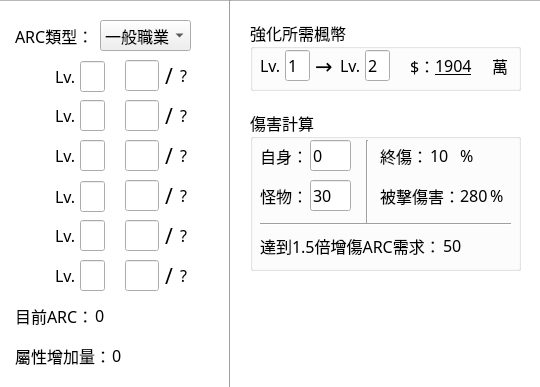
WhatTheBlock/MapleStory-ARC-Calculator, file mainui.ui: the form before one commit.
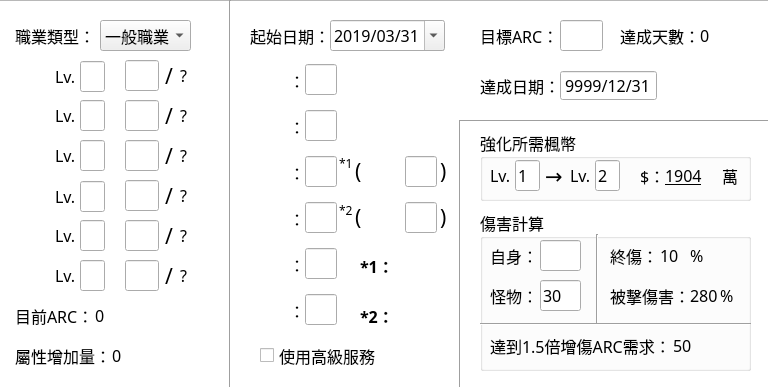
The form after the commit. Icons and pictures are not drawn.

The edit to the form file:
```diff
--- a/mainui.ui
+++ b/mainui.ui
@@ -6,10 +6,22 @@
    <rect>
     <x>0</x>
     <y>0</y>
-    <width>540</width>
+    <width>768</width>
     <height>387</height>
    </rect>
   </property>
+  <property name="minimumSize">
+   <size>
+    <width>768</width>
+    <height>387</height>
+   </size>
+  </property>
+  <property name="maximumSize">
+   <size>
+    <width>768</width>
+    <height>387</height>
+   </size>
+  </property>
   <property name="font">
    <font>
     <family>微軟正黑體</family>
@@ -17,7 +29,7 @@
    </font>
   </property>
   <property name="windowTitle">
-   <string>新楓之谷ARC計算機 v0.4    by 曉亦夏風</string>
+   <string>新楓之谷ARC計算機  v1.0</string>
   </property>
   <property name="windowIcon">
    <iconset resource="images.qrc">
@@ -38,6 +50,9 @@
      <height>31</height>
     </rect>
    </property>
+   <property name="toolTip">
+    <string>消逝的旅途</string>
+   </property>
    <property name="text">
     <string/>
    </property>
@@ -50,7 +65,7 @@
     <rect>
      <x>-10</x>
      <y>0</y>
-     <width>551</width>
+     <width>781</width>
      <height>391</height>
     </rect>
    </property>
@@ -76,6 +91,9 @@
      <height>31</height>
     </rect>
    </property>
+   <property name="toolTip">
+    <string>啾啾島</string>
+   </property>
    <property name="text">
     <string/>
    </property>
@@ -92,6 +110,9 @@
      <height>31</height>
     </rect>
    </property>
+   <property name="toolTip">
+    <string>拉契爾恩</string>
+   </property>
    <property name="text">
     <string/>
    </property>
@@ -108,6 +129,9 @@
      <height>31</height>
     </rect>
    </property>
+   <property name="toolTip">
+    <string>艾斯佩拉</string>
+   </property>
    <property name="text">
     <string/>
    </property>
@@ -124,6 +148,9 @@
      <height>31</height>
     </rect>
    </property>
+   <property name="toolTip">
+    <string>魔菈斯</string>
+   </property>
    <property name="text">
     <string/>
    </property>
@@ -140,6 +167,9 @@
      <height>31</height>
     </rect>
    </property>
+   <property name="toolTip">
+    <string>阿爾卡娜</string>
+   </property>
    <property name="text">
     <string/>
    </property>
@@ -355,7 +385,7 @@
     </rect>
    </property>
    <property name="text">
-    <string>ARC類型：</string>
+    <string>職業類型：</string>
    </property>
   </widget>
   <widget class="QComboBox" name="ArcMode">
@@ -772,8 +802,8 @@
   <widget class="QGroupBox" name="groupBox">
    <property name="geometry">
     <rect>
-     <x>250</x>
-     <y>20</y>
+     <x>480</x>
+     <y>130</y>
      <width>271</width>
      <height>71</height>
     </rect>
@@ -923,8 +953,8 @@
   <widget class="QGroupBox" name="groupBox_2">
    <property name="geometry">
     <rect>
-     <x>250</x>
-     <y>110</y>
+     <x>480</x>
+     <y>210</y>
      <width>271</width>
      <height>161</height>
     </rect>
@@ -964,7 +994,7 @@
      <set>Qt::ImhNone</set>
     </property>
     <property name="text">
-     <string>0</string>
+     <string/>
     </property>
     <property name="maxLength">
      <number>4</number>
@@ -1100,9 +1130,9 @@
     <property name="geometry">
      <rect>
       <x>107</x>
-      <y>30</y>
+      <y>24</y>
       <width>20</width>
-      <height>83</height>
+      <height>89</height>
      </rect>
     </property>
     <property name="orientation">
@@ -1125,9 +1155,9 @@
    <widget class="Line" name="line_3">
     <property name="geometry">
      <rect>
-      <x>10</x>
+      <x>0</x>
       <y>99</y>
-      <width>251</width>
+      <width>271</width>
       <height>31</height>
      </rect>
     </property>
@@ -1154,6 +1184,919 @@
     </property>
    </widget>
   </widget>
+  <widget class="Line" name="line_4">
+   <property name="geometry">
+    <rect>
+     <x>450</x>
+     <y>120</y>
+     <width>20</width>
+     <height>271</height>
+    </rect>
+   </property>
+   <property name="orientation">
+    <enum>Qt::Vertical</enum>
+   </property>
+  </widget>
+  <widget class="Line" name="line_5">
+   <property name="geometry">
+    <rect>
+     <x>460</x>
+     <y>113</y>
+     <width>311</width>
+     <height>16</height>
+    </rect>
+   </property>
+   <property name="orientation">
+    <enum>Qt::Horizontal</enum>
+   </property>
+  </widget>
+  <widget class="QDateEdit" name="startDate">
+   <property name="geometry">
+    <rect>
+     <x>330</x>
+     <y>20</y>
+     <width>115</width>
+     <height>31</height>
+    </rect>
+   </property>
+   <property name="buttonSymbols">
+    <enum>QAbstractSpinBox::UpDownArrows</enum>
+   </property>
+   <property name="dateTime">
+    <datetime>
+     <hour>0</hour>
+     <minute>0</minute>
+     <second>0</second>
+     <year>2019</year>
+     <month>3</month>
+     <day>31</day>
+    </datetime>
+   </property>
+   <property name="maximumDateTime">
+    <datetime>
+     <hour>23</hour>
+     <minute>59</minute>
+     <second>59</second>
+     <year>2099</year>
+     <month>12</month>
+     <day>31</day>
+    </datetime>
+   </property>
+   <property name="maximumDate">
+    <date>
+     <year>2099</year>
+     <month>12</month>
+     <day>31</day>
+    </date>
+   </property>
+   <property name="minimumDate">
+    <date>
+     <year>2019</year>
+     <month>3</month>
+     <day>1</day>
+    </date>
+   </property>
+   <property name="minimumTime">
+    <time>
+     <hour>0</hour>
+     <minute>0</minute>
+     <second>0</second>
+    </time>
+   </property>
+   <property name="displayFormat">
+    <string>yyyy/MM/dd</string>
+   </property>
+   <property name="calendarPopup">
+    <bool>true</bool>
+   </property>
+   <property name="date">
+    <date>
+     <year>2019</year>
+     <month>3</month>
+     <day>31</day>
+    </date>
+   </property>
+  </widget>
+  <widget class="QLabel" name="label_28">
+   <property name="geometry">
+    <rect>
+     <x>250</x>
+     <y>20</y>
+     <width>81</width>
+     <height>31</height>
+    </rect>
+   </property>
+   <property name="text">
+    <string>起始日期：</string>
+   </property>
+  </widget>
+  <widget class="QLabel" name="img200">
+   <property name="geometry">
+    <rect>
+     <x>250</x>
+     <y>60</y>
+     <width>41</width>
+     <height>41</height>
+    </rect>
+   </property>
+   <property name="toolTip">
+    <string>消逝的旅途</string>
+   </property>
+   <property name="text">
+    <string/>
+   </property>
+   <property name="pixmap">
+    <pixmap resource="images.qrc">:/images/200.png</pixmap>
+   </property>
+  </widget>
+  <widget class="QLineEdit" name="d200">
+   <property name="geometry">
+    <rect>
+     <x>305</x>
+     <y>64</y>
+     <width>32</width>
+     <height>31</height>
+    </rect>
+   </property>
+   <property name="acceptDrops">
+    <bool>false</bool>
+   </property>
+   <property name="toolTip">
+    <string>0~8</string>
+   </property>
+   <property name="inputMethodHints">
+    <set>Qt::ImhNone</set>
+   </property>
+   <property name="text">
+    <string/>
+   </property>
+   <property name="maxLength">
+    <number>3</number>
+   </property>
+  </widget>
+  <widget class="QLabel" name="label_29">
+   <property name="geometry">
+    <rect>
+     <x>289</x>
+     <y>60</y>
+     <width>21</width>
+     <height>41</height>
+    </rect>
+   </property>
+   <property name="text">
+    <string>：</string>
+   </property>
+  </widget>
+  <widget class="QLineEdit" name="d210">
+   <property name="geometry">
+    <rect>
+     <x>305</x>
+     <y>110</y>
+     <width>32</width>
+     <height>31</height>
+    </rect>
+   </property>
+   <property name="acceptDrops">
+    <bool>false</bool>
+   </property>
+   <property name="toolTip">
+    <string>0~15</string>
+   </property>
+   <property name="inputMethodHints">
+    <set>Qt::ImhNone</set>
+   </property>
+   <property name="text">
+    <string/>
+   </property>
+   <property name="maxLength">
+    <number>3</number>
+   </property>
+  </widget>
+  <widget class="QLabel" name="label_30">
+   <property name="geometry">
+    <rect>
+     <x>289</x>
+     <y>106</y>
+     <width>21</width>
+     <height>41</height>
+    </rect>
+   </property>
+   <property name="text">
+    <string>：</string>
+   </property>
+  </widget>
+  <widget class="QLabel" name="img210">
+   <property name="geometry">
+    <rect>
+     <x>250</x>
+     <y>106</y>
+     <width>41</width>
+     <height>41</height>
+    </rect>
+   </property>
+   <property name="toolTip">
+    <string>啾啾島</string>
+   </property>
+   <property name="text">
+    <string/>
+   </property>
+   <property name="pixmap">
+    <pixmap resource="images.qrc">:/images/210.png</pixmap>
+   </property>
+  </widget>
+  <widget class="QLineEdit" name="d220">
+   <property name="geometry">
+    <rect>
+     <x>305</x>
+     <y>156</y>
+     <width>32</width>
+     <height>31</height>
+    </rect>
+   </property>
+   <property name="acceptDrops">
+    <bool>false</bool>
+   </property>
+   <property name="toolTip">
+    <string>0~500</string>
+   </property>
+   <property name="inputMethodHints">
+    <set>Qt::ImhNone</set>
+   </property>
+   <property name="text">
+    <string/>
+   </property>
+   <property name="maxLength">
+    <number>3</number>
+   </property>
+  </widget>
+  <widget class="QLabel" name="img220">
+   <property name="geometry">
+    <rect>
+     <x>250</x>
+     <y>152</y>
+     <width>41</width>
+     <height>41</height>
+    </rect>
+   </property>
+   <property name="toolTip">
+    <string>拉契爾恩</string>
+   </property>
+   <property name="text">
+    <string/>
+   </property>
+   <property name="pixmap">
+    <pixmap resource="images.qrc">:/images/220.png</pixmap>
+   </property>
+  </widget>
+  <widget class="QLabel" name="label_31">
+   <property name="geometry">
+    <rect>
+     <x>289</x>
+     <y>152</y>
+     <width>21</width>
+     <height>41</height>
+    </rect>
+   </property>
+   <property name="text">
+    <string>：</string>
+   </property>
+  </widget>
+  <widget class="QLineEdit" name="d225">
+   <property name="geometry">
+    <rect>
+     <x>305</x>
+     <y>202</y>
+     <width>32</width>
+     <height>31</height>
+    </rect>
+   </property>
+   <property name="acceptDrops">
+    <bool>false</bool>
+   </property>
+   <property name="toolTip">
+    <string>0~30</string>
+   </property>
+   <property name="inputMethodHints">
+    <set>Qt::ImhNone</set>
+   </property>
+   <property name="text">
+    <string/>
+   </property>
+   <property name="maxLength">
+    <number>3</number>
+   </property>
+  </widget>
+  <widget class="QLabel" name="img225">
+   <property name="geometry">
+    <rect>
+     <x>250</x>
+     <y>198</y>
+     <width>41</width>
+     <height>41</height>
+    </rect>
+   </property>
+   <property name="toolTip">
+    <string>阿爾卡娜</string>
+   </property>
+   <property name="text">
+    <string/>
+   </property>
+   <property name="pixmap">
+    <pixmap resource="images.qrc">:/images/225.png</pixmap>
+   </property>
+  </widget>
+  <widget class="QLabel" name="label_32">
+   <property name="geometry">
+    <rect>
+     <x>289</x>
+     <y>198</y>
+     <width>21</width>
+     <height>41</height>
+    </rect>
+   </property>
+   <property name="text">
+    <string>：</string>
+   </property>
+  </widget>
+  <widget class="QLineEdit" name="d230">
+   <property name="geometry">
+    <rect>
+     <x>305</x>
+     <y>248</y>
+     <width>32</width>
+     <height>31</height>
+    </rect>
+   </property>
+   <property name="acceptDrops">
+    <bool>false</bool>
+   </property>
+   <property name="toolTip">
+    <string>0~8</string>
+   </property>
+   <property name="inputMethodHints">
+    <set>Qt::ImhNone</set>
+   </property>
+   <property name="text">
+    <string/>
+   </property>
+   <property name="maxLength">
+    <number>3</number>
+   </property>
+  </widget>
+  <widget class="QLabel" name="label_33">
+   <property name="geometry">
+    <rect>
+     <x>289</x>
+     <y>244</y>
+     <width>21</width>
+     <height>41</height>
+    </rect>
+   </property>
+   <property name="text">
+    <string>：</string>
+   </property>
+  </widget>
+  <widget class="QLabel" name="img230">
+   <property name="geometry">
+    <rect>
+     <x>250</x>
+     <y>244</y>
+     <width>41</width>
+     <height>41</height>
+    </rect>
+   </property>
+   <property name="toolTip">
+    <string>魔菈斯</string>
+   </property>
+   <property name="text">
+    <string/>
+   </property>
+   <property name="pixmap">
+    <pixmap resource="images.qrc">:/images/230.png</pixmap>
+   </property>
+  </widget>
+  <widget class="QLineEdit" name="d235">
+   <property name="geometry">
+    <rect>
+     <x>305</x>
+     <y>294</y>
+     <width>32</width>
+     <height>31</height>
+    </rect>
+   </property>
+   <property name="acceptDrops">
+    <bool>false</bool>
+   </property>
+   <property name="toolTip">
+    <string>0~8</string>
+   </property>
+   <property name="inputMethodHints">
+    <set>Qt::ImhNone</set>
+   </property>
+   <property name="text">
+    <string/>
+   </property>
+   <property name="maxLength">
+    <number>3</number>
+   </property>
+  </widget>
+  <widget class="QLabel" name="label_34">
+   <property name="geometry">
+    <rect>
+     <x>289</x>
+     <y>290</y>
+     <width>21</width>
+     <height>41</height>
+    </rect>
+   </property>
+   <property name="text">
+    <string>：</string>
+   </property>
+  </widget>
+  <widget class="QLabel" name="img235">
+   <property name="geometry">
+    <rect>
+     <x>250</x>
+     <y>290</y>
+     <width>41</width>
+     <height>41</height>
+    </rect>
+   </property>
+   <property name="toolTip">
+    <string>艾斯佩拉</string>
+   </property>
+   <property name="text">
+    <string/>
+   </property>
+   <property name="pixmap">
+    <pixmap resource="images.qrc">:/images/235.png</pixmap>
+   </property>
+  </widget>
+  <widget class="QLabel" name="label_35">
+   <property name="geometry">
+    <rect>
+     <x>339</x>
+     <y>143</y>
+     <width>21</width>
+     <height>41</height>
+    </rect>
+   </property>
+   <property name="font">
+    <font>
+     <pointsize>9</pointsize>
+    </font>
+   </property>
+   <property name="text">
+    <string>*1</string>
+   </property>
+  </widget>
+  <widget class="QLabel" name="label_36">
+   <property name="geometry">
+    <rect>
+     <x>339</x>
+     <y>190</y>
+     <width>21</width>
+     <height>41</height>
+    </rect>
+   </property>
+   <property name="font">
+    <font>
+     <pointsize>9</pointsize>
+    </font>
+   </property>
+   <property name="text">
+    <string>*2</string>
+   </property>
+  </widget>
+  <widget class="QLabel" name="label_37">
+   <property name="geometry">
+    <rect>
+     <x>360</x>
+     <y>250</y>
+     <width>31</width>
+     <height>31</height>
+    </rect>
+   </property>
+   <property name="font">
+    <font>
+     <weight>75</weight>
+     <bold>true</bold>
+    </font>
+   </property>
+   <property name="text">
+    <string>*1：</string>
+   </property>
+  </widget>
+  <widget class="QLabel" name="coinimg1">
+   <property name="geometry">
+    <rect>
+     <x>390</x>
+     <y>250</y>
+     <width>31</width>
+     <height>31</height>
+    </rect>
+   </property>
+   <property name="toolTip">
+    <string>每30個硬幣可兌換1個拉契爾恩ARC</string>
+   </property>
+   <property name="text">
+    <string/>
+   </property>
+   <property name="pixmap">
+    <pixmap resource="images.qrc">:/images/Coin1.png</pixmap>
+   </property>
+  </widget>
+  <widget class="QLabel" name="label_38">
+   <property name="geometry">
+    <rect>
+     <x>360</x>
+     <y>300</y>
+     <width>31</width>
+     <height>31</height>
+    </rect>
+   </property>
+   <property name="font">
+    <font>
+     <weight>75</weight>
+     <bold>true</bold>
+    </font>
+   </property>
+   <property name="text">
+    <string>*2：</string>
+   </property>
+  </widget>
+  <widget class="QLabel" name="coinimg2">
+   <property name="geometry">
+    <rect>
+     <x>390</x>
+     <y>300</y>
+     <width>31</width>
+     <height>31</height>
+    </rect>
+   </property>
+   <property name="toolTip">
+    <string>每3個硬幣可兌換1個阿爾卡娜ARC</string>
+   </property>
+   <property name="text">
+    <string/>
+   </property>
+   <property name="pixmap">
+    <pixmap resource="images.qrc">:/images/Coin2.png</pixmap>
+   </property>
+  </widget>
+  <widget class="QLabel" name="label_39">
+   <property name="geometry">
+    <rect>
+     <x>355</x>
+     <y>150</y>
+     <width>16</width>
+     <height>41</height>
+    </rect>
+   </property>
+   <property name="font">
+    <font>
+     <pointsize>16</pointsize>
+    </font>
+   </property>
+   <property name="text">
+    <string>(</string>
+   </property>
+  </widget>
+  <widget class="QLabel" name="vipimg1">
+   <property name="geometry">
+    <rect>
+     <x>365</x>
+     <y>156</y>
+     <width>33</width>
+     <height>31</height>
+    </rect>
+   </property>
+   <property name="toolTip">
+    <string>高級服務</string>
+   </property>
+   <property name="text">
+    <string/>
+   </property>
+   <property name="pixmap">
+    <pixmap resource="images.qrc">:/images/Vip.png</pixmap>
+   </property>
+  </widget>
+  <widget class="QLineEdit" name="d220_vip">
+   <property name="geometry">
+    <rect>
+     <x>405</x>
+     <y>156</y>
+     <width>32</width>
+     <height>31</height>
+    </rect>
+   </property>
+   <property name="acceptDrops">
+    <bool>false</bool>
+   </property>
+   <property name="toolTip">
+    <string>0~500</string>
+   </property>
+   <property name="inputMethodHints">
+    <set>Qt::ImhNone</set>
+   </property>
+   <property name="text">
+    <string/>
+   </property>
+   <property name="maxLength">
+    <number>3</number>
+   </property>
+  </widget>
+  <widget class="QLabel" name="label_40">
+   <property name="geometry">
+    <rect>
+     <x>440</x>
+     <y>150</y>
+     <width>16</width>
+     <height>41</height>
+    </rect>
+   </property>
+   <property name="font">
+    <font>
+     <pointsize>16</pointsize>
+    </font>
+   </property>
+   <property name="text">
+    <string>)</string>
+   </property>
+  </widget>
+  <widget class="QLabel" name="label_41">
+   <property name="geometry">
+    <rect>
+     <x>440</x>
+     <y>196</y>
+     <width>16</width>
+     <height>41</height>
+    </rect>
+   </property>
+   <property name="font">
+    <font>
+     <pointsize>16</pointsize>
+    </font>
+   </property>
+   <property name="text">
+    <string>)</string>
+   </property>
+  </widget>
+  <widget class="QLabel" name="vipimg1_2">
+   <property name="geometry">
+    <rect>
+     <x>365</x>
+     <y>200</y>
+     <width>33</width>
+     <height>31</height>
+    </rect>
+   </property>
+   <property name="toolTip">
+    <string>高級服務</string>
+   </property>
+   <property name="text">
+    <string/>
+   </property>
+   <property name="pixmap">
+    <pixmap resource="images.qrc">:/images/Vip.png</pixmap>
+   </property>
+  </widget>
+  <widget class="QLineEdit" name="d225_vip">
+   <property name="geometry">
+    <rect>
+     <x>405</x>
+     <y>202</y>
+     <width>32</width>
+     <height>31</height>
+    </rect>
+   </property>
+   <property name="acceptDrops">
+    <bool>false</bool>
+   </property>
+   <property name="toolTip">
+    <string>0~40</string>
+   </property>
+   <property name="inputMethodHints">
+    <set>Qt::ImhNone</set>
+   </property>
+   <property name="text">
+    <string/>
+   </property>
+   <property name="maxLength">
+    <number>3</number>
+   </property>
+  </widget>
+  <widget class="QLabel" name="label_42">
+   <property name="geometry">
+    <rect>
+     <x>355</x>
+     <y>196</y>
+     <width>16</width>
+     <height>41</height>
+    </rect>
+   </property>
+   <property name="font">
+    <font>
+     <pointsize>16</pointsize>
+    </font>
+   </property>
+   <property name="text">
+    <string>(</string>
+   </property>
+  </widget>
+  <widget class="QLabel" name="label_43">
+   <property name="geometry">
+    <rect>
+     <x>480</x>
+     <y>20</y>
+     <width>81</width>
+     <height>31</height>
+    </rect>
+   </property>
+   <property name="text">
+    <string>目標ARC：</string>
+   </property>
+  </widget>
+  <widget class="QLineEdit" name="targetArc">
+   <property name="geometry">
+    <rect>
+     <x>560</x>
+     <y>20</y>
+     <width>43</width>
+     <height>31</height>
+    </rect>
+   </property>
+   <property name="acceptDrops">
+    <bool>false</bool>
+   </property>
+   <property name="toolTip">
+    <string>0~1320</string>
+   </property>
+   <property name="inputMethodHints">
+    <set>Qt::ImhNone</set>
+   </property>
+   <property name="text">
+    <string/>
+   </property>
+   <property name="maxLength">
+    <number>4</number>
+   </property>
+  </widget>
+  <widget class="QLabel" name="label_44">
+   <property name="geometry">
+    <rect>
+     <x>620</x>
+     <y>20</y>
+     <width>81</width>
+     <height>31</height>
+    </rect>
+   </property>
+   <property name="text">
+    <string>達成天數：</string>
+   </property>
+  </widget>
+  <widget class="QLabel" name="label_45">
+   <property name="geometry">
+    <rect>
+     <x>480</x>
+     <y>70</y>
+     <width>81</width>
+     <height>31</height>
+    </rect>
+   </property>
+   <property name="text">
+    <string>達成日期：</string>
+   </property>
+  </widget>
+  <widget class="QDateEdit" name="targetDate">
+   <property name="geometry">
+    <rect>
+     <x>560</x>
+     <y>70</y>
+     <width>97</width>
+     <height>31</height>
+    </rect>
+   </property>
+   <property name="wrapping">
+    <bool>false</bool>
+   </property>
+   <property name="frame">
+    <bool>true</bool>
+   </property>
+   <property name="readOnly">
+    <bool>true</bool>
+   </property>
+   <property name="buttonSymbols">
+    <enum>QAbstractSpinBox::NoButtons</enum>
+   </property>
+   <property name="dateTime">
+    <datetime>
+     <hour>0</hour>
+     <minute>0</minute>
+     <second>0</second>
+     <year>9999</year>
+     <month>12</month>
+     <day>31</day>
+    </datetime>
+   </property>
+   <property name="maximumDateTime">
+    <datetime>
+     <hour>23</hour>
+     <minute>59</minute>
+     <second>59</second>
+     <year>9999</year>
+     <month>12</month>
+     <day>31</day>
+    </datetime>
+   </property>
+   <property name="maximumDate">
+    <date>
+     <year>9999</year>
+     <month>12</month>
+     <day>31</day>
+    </date>
+   </property>
+   <property name="minimumDate">
+    <date>
+     <year>2019</year>
+     <month>3</month>
+     <day>1</day>
+    </date>
+   </property>
+   <property name="minimumTime">
+    <time>
+     <hour>0</hour>
+     <minute>0</minute>
+     <second>0</second>
+    </time>
+   </property>
+   <property name="displayFormat">
+    <string>yyyy/MM/dd</string>
+   </property>
+   <property name="calendarPopup">
+    <bool>false</bool>
+   </property>
+   <property name="date">
+    <date>
+     <year>9999</year>
+     <month>12</month>
+     <day>31</day>
+    </date>
+   </property>
+  </widget>
+  <widget class="QLabel" name="targetDays">
+   <property name="geometry">
+    <rect>
+     <x>700</x>
+     <y>20</y>
+     <width>41</width>
+     <height>31</height>
+    </rect>
+   </property>
+   <property name="font">
+    <font>
+     <underline>false</underline>
+    </font>
+   </property>
+   <property name="toolTip">
+    <string>最高顯示至9999</string>
+   </property>
+   <property name="text">
+    <string>0</string>
+   </property>
+  </widget>
+  <widget class="QCheckBox" name="vipSwitch">
+   <property name="geometry">
+    <rect>
+     <x>260</x>
+     <y>340</y>
+     <width>161</width>
+     <height>31</height>
+    </rect>
+   </property>
+   <property name="font">
+    <font>
+     <weight>50</weight>
+     <bold>false</bold>
+    </font>
+   </property>
+   <property name="text">
+    <string>使用高級服務</string>
+   </property>
+   <property name="icon">
+    <iconset resource="images.qrc">
+     <normaloff>:/images/Vip.png</normaloff>:/images/Vip.png</iconset>
+   </property>
+   <property name="iconSize">
+    <size>
+     <width>32</width>
+     <height>32</height>
+    </size>
+   </property>
+   <property name="tristate">
+    <bool>false</bool>
+   </property>
+  </widget>
   <zorder>background</zorder>
   <zorder>arcimg1</zorder>
   <zorder>arcimg2</zorder>
@@ -1200,6 +2143,49 @@
   <zorder>line</zorder>
   <zorder>groupBox</zorder>
   <zorder>groupBox_2</zorder>
+  <zorder>line_4</zorder>
+  <zorder>line_5</zorder>
+  <zorder>startDate</zorder>
+  <zorder>label_28</zorder>
+  <zorder>img200</zorder>
+  <zorder>d200</zorder>
+  <zorder>label_29</zorder>
+  <zorder>d210</zorder>
+  <zorder>label_30</zorder>
+  <zorder>img210</zorder>
+  <zorder>d220</zorder>
+  <zorder>img220</zorder>
+  <zorder>label_31</zorder>
+  <zorder>d225</zorder>
+  <zorder>img225</zorder>
+  <zorder>label_32</zorder>
+  <zorder>d230</zorder>
+  <zorder>label_33</zorder>
+  <zorder>img230</zorder>
+  <zorder>d235</zorder>
+  <zorder>label_34</zorder>
+  <zorder>img235</zorder>
+  <zorder>label_35</zorder>
+  <zorder>label_36</zorder>
+  <zorder>label_37</zorder>
+  <zorder>coinimg1</zorder>
+  <zorder>label_38</zorder>
+  <zorder>coinimg2</zorder>
+  <zorder>label_39</zorder>
+  <zorder>vipimg1</zorder>
+  <zorder>d220_vip</zorder>
+  <zorder>label_40</zorder>
+  <zorder>label_41</zorder>
+  <zorder>vipimg1_2</zorder>
+  <zorder>d225_vip</zorder>
+  <zorder>label_42</zorder>
+  <zorder>label_43</zorder>
+  <zorder>targetArc</zorder>
+  <zorder>label_44</zorder>
+  <zorder>label_45</zorder>
+  <zorder>targetDate</zorder>
+  <zorder>targetDays</zorder>
+  <zorder>vipSwitch</zorder>
  </widget>
  <layoutdefault spacing="6" margin="11"/>
  <resources>
```
